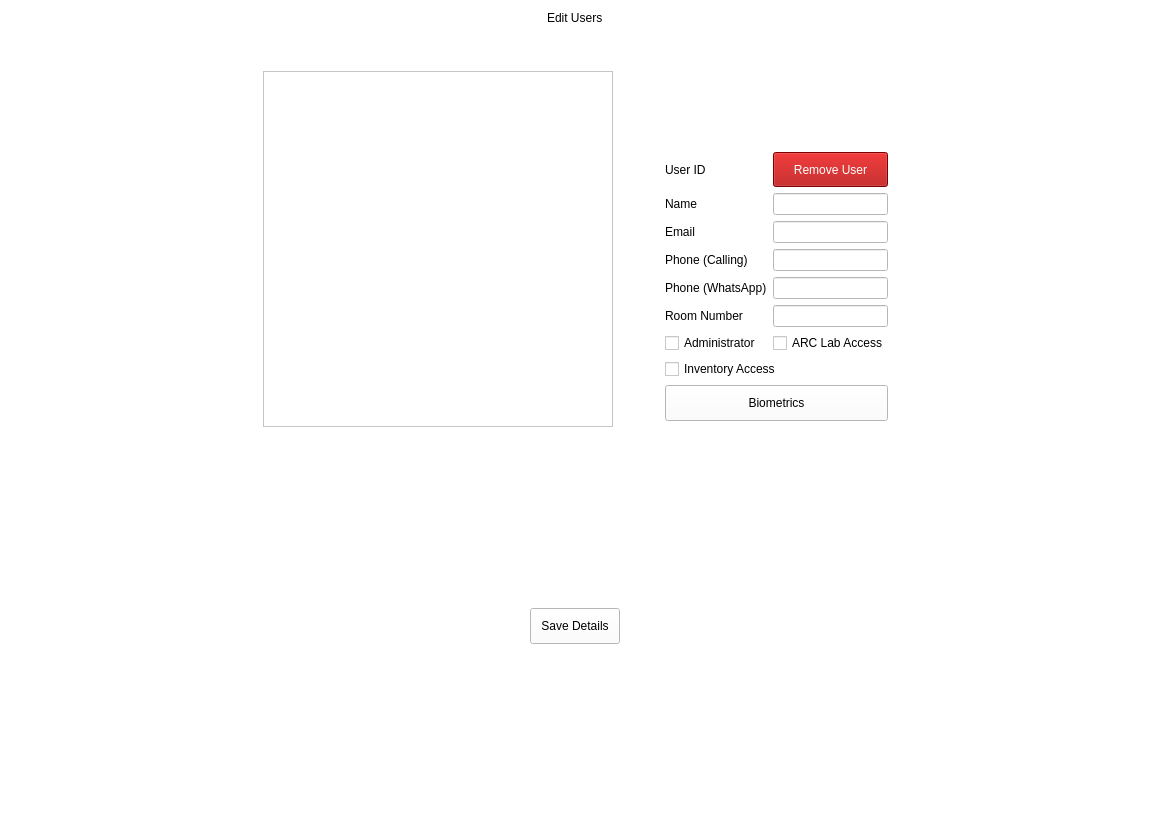
Before: the Qt Designer form editusers.ui in arc-bphc/sims-gui, drawn with Qt 5.
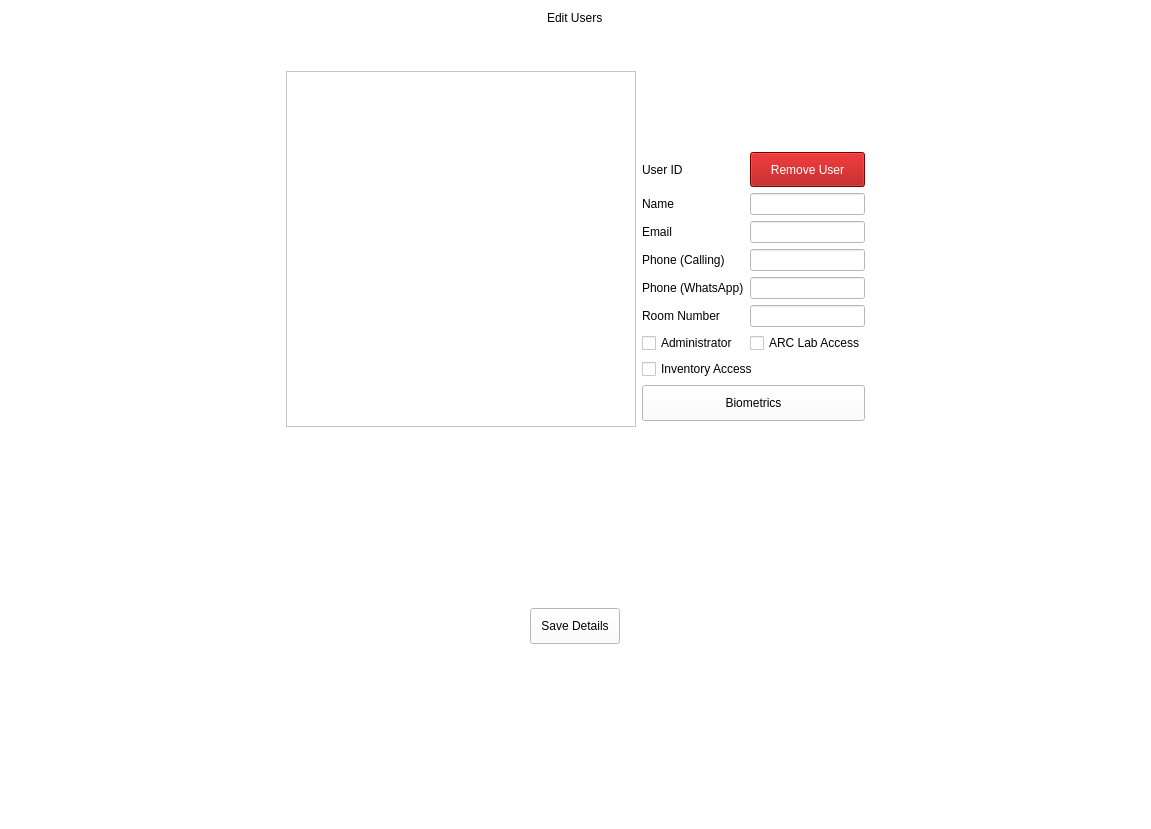
After: the same form once the commit is applied. Icons and pictures are not drawn.

The edit to the form file:
```diff
--- a/editusers.ui
+++ b/editusers.ui
@@ -54,7 +54,7 @@
    </item>
    <item row="0" column="1">
     <layout class="QGridLayout" name="gridLayout">
-     <item row="1" column="0" colspan="5" alignment="Qt::AlignHCenter">
+     <item row="1" column="1" colspan="4" alignment="Qt::AlignHCenter">
       <widget class="QLabel" name="label">
        <property name="styleSheet">
         <string notr="true">font: 24pt &quot;Noto Sans&quot;;</string>
@@ -69,48 +69,48 @@
        <property name="sizeConstraint">
         <enum>QLayout::SetFixedSize</enum>
        </property>
-       <item row="4" column="1">
+       <item row="3" column="1">
         <widget class="QLineEdit" name="email"/>
        </item>
-       <item row="6" column="0">
+       <item row="5" column="0">
         <widget class="QLabel" name="label_9">
          <property name="text">
           <string>Phone (WhatsApp)</string>
          </property>
         </widget>
        </item>
-       <item row="5" column="0">
+       <item row="4" column="0">
         <widget class="QLabel" name="label_8">
          <property name="text">
           <string>Phone (Calling)</string>
          </property>
         </widget>
        </item>
-       <item row="3" column="0">
+       <item row="2" column="0">
         <widget class="QLabel" name="label_5">
          <property name="text">
           <string>Name</string>
          </property>
         </widget>
        </item>
-       <item row="7" column="0">
+       <item row="6" column="0">
         <widget class="QLabel" name="label_11">
          <property name="text">
           <string>Room Number</string>
          </property>
         </widget>
        </item>
-       <item row="7" column="1">
+       <item row="6" column="1">
         <widget class="QLineEdit" name="roomNumber"/>
        </item>
-       <item row="11" column="0" colspan="2">
+       <item row="10" column="0" colspan="2">
         <widget class="QPushButton" name="biometricButton">
          <property name="text">
           <string>Biometrics</string>
          </property>
         </widget>
        </item>
-       <item row="1" column="0" colspan="2" alignment="Qt::AlignHCenter">
+       <item row="0" column="0" colspan="2" alignment="Qt::AlignHCenter">
         <widget class="QLabel" name="userImage">
          <property name="minimumSize">
           <size>
@@ -135,48 +135,58 @@
          </property>
         </widget>
        </item>
-       <item row="6" column="1">
+       <item row="5" column="1">
         <widget class="QLineEdit" name="phoneWhatsApp"/>
        </item>
-       <item row="4" column="0">
+       <item row="3" column="0">
         <widget class="QLabel" name="label_10">
          <property name="text">
           <string>Email</string>
          </property>
         </widget>
        </item>
-       <item row="5" column="1">
+       <item row="4" column="1">
         <widget class="QLineEdit" name="phoneCall"/>
        </item>
-       <item row="8" column="1">
+       <item row="7" column="1">
         <widget class="QCheckBox" name="labCheckBox">
          <property name="text">
           <string>ARC Lab Access</string>
          </property>
         </widget>
        </item>
-       <item row="10" column="0" colspan="2">
+       <item row="9" column="0" colspan="2">
         <widget class="QCheckBox" name="inventoryCheckBox">
          <property name="text">
           <string>Inventory Access</string>
          </property>
         </widget>
        </item>
-       <item row="3" column="1">
+       <item row="2" column="1">
         <widget class="QLineEdit" name="name">
          <property name="enabled">
           <bool>false</bool>
          </property>
         </widget>
        </item>
-       <item row="8" column="0">
+       <item row="7" column="0">
         <widget class="QCheckBox" name="adminCheckBox">
          <property name="text">
           <string>Administrator</string>
          </property>
         </widget>
        </item>
-       <item row="2" column="1">
+       <item row="1" column="0">
+        <widget class="QLabel" name="username">
+         <property name="styleSheet">
+          <string notr="true">font: 20pt &quot;Noto Sans&quot;;</string>
+         </property>
+         <property name="text">
+          <string>User ID</string>
+         </property>
+        </widget>
+       </item>
+       <item row="1" column="1">
         <widget class="QPushButton" name="deleteButton">
          <property name="maximumSize">
           <size>
@@ -194,19 +204,9 @@
          </property>
         </widget>
        </item>
-       <item row="2" column="0">
-        <widget class="QLabel" name="username">
-         <property name="styleSheet">
-          <string notr="true">font: 20pt &quot;Noto Sans&quot;;</string>
-         </property>
-         <property name="text">
-          <string>User ID</string>
-         </property>
-        </widget>
-       </item>
       </layout>
      </item>
-     <item row="3" column="0" rowspan="2" colspan="2">
+     <item row="3" column="1" rowspan="2" colspan="2">
       <widget class="QListView" name="userView">
        <property name="minimumSize">
         <size>
@@ -222,7 +222,7 @@
        </property>
       </widget>
      </item>
-     <item row="2" column="0" colspan="5">
+     <item row="2" column="1" colspan="4">
       <spacer name="verticalSpacer">
        <property name="orientation">
         <enum>Qt::Vertical</enum>
@@ -235,8 +235,21 @@
        </property>
       </spacer>
      </item>
-     <item row="3" column="2" rowspan="2">
-      <spacer name="horizontalSpacer">
+     <item row="3" column="5">
+      <spacer name="horizontalSpacer_7">
+       <property name="orientation">
+        <enum>Qt::Horizontal</enum>
+       </property>
+       <property name="sizeHint" stdset="0">
+        <size>
+         <width>40</width>
+         <height>20</height>
+        </size>
+       </property>
+      </spacer>
+     </item>
+     <item row="3" column="0">
+      <spacer name="horizontalSpacer_4">
        <property name="orientation">
         <enum>Qt::Horizontal</enum>
        </property>
@@ -250,8 +263,8 @@
      </item>
     </layout>
    </item>
-   <item row="3" column="1">
-    <spacer name="verticalSpacer_4">
+   <item row="1" column="1">
+    <spacer name="verticalSpacer_2">
      <property name="orientation">
       <enum>Qt::Vertical</enum>
      </property>
@@ -263,8 +276,8 @@
      </property>
     </spacer>
    </item>
-   <item row="1" column="1">
-    <spacer name="verticalSpacer_2">
+   <item row="3" column="1">
+    <spacer name="verticalSpacer_4">
      <property name="orientation">
       <enum>Qt::Vertical</enum>
      </property>
```
